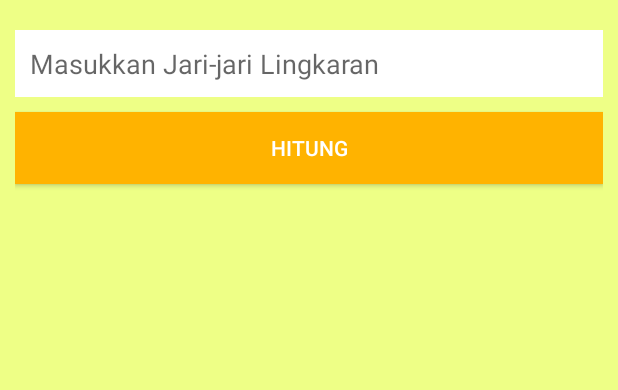
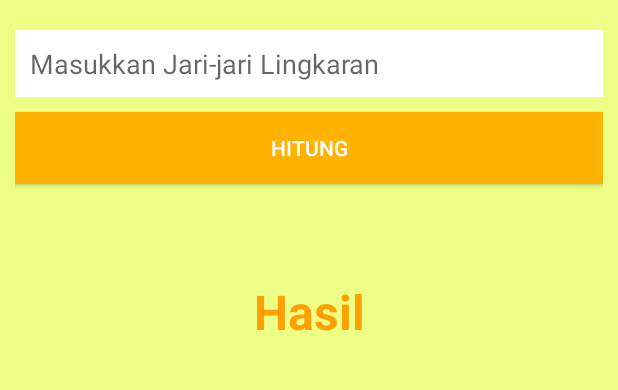
Before and after one commit to dediwidartoo/luasLingkaranAndroid, an Android app: the screen it shows after launch (MainActivity), on a phone screen of 412 x 824 dp, the part 476-866 px from its top. Run offline under Robolectric (Android 15) with nearby library versions, the phone set to English and light mode, and no system bars; our stand-ins replace Picasso; pictures from the network do not load.

Commit message:
memunculkan string value result

```diff
--- a/app/src/main/res/values/strings.xml
+++ b/app/src/main/res/values/strings.xml
@@ -2,6 +2,6 @@
     <string name="app_name">Menghitung Luas Lingkaran</string>
     <string name="input_jari">Masukkan Jari-jari Lingkaran</string>
     <string name="count">Hitung</string>
-    <string name="result"></string>
+    <string name="result">Hasil</string>
     <string name="description">Rumus menghitung Luas lingkaran adalah\nLuas = Phi*(jari-jari*jari-jari)</string>
 </resources>
```
